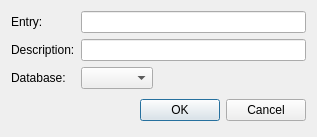
Qt form app/desktop/ui/dbase_entry.ui (neuviemeporte/wynn) before a commit.
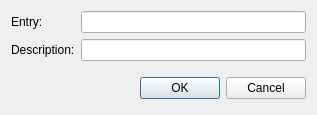
The same form after that commit.

Commit message:
Implement design
Implemented entry add, remove and part of copy/move operation.

Patch:
```diff
--- a/app/desktop/ui/dbase_entry.ui
+++ b/app/desktop/ui/dbase_entry.ui
@@ -7,7 +7,7 @@
     <x>0</x>
     <y>0</y>
     <width>317</width>
-    <height>133</height>
+    <height>115</height>
    </rect>
   </property>
   <property name="sizePolicy">
@@ -45,33 +45,6 @@
      <item row="1" column="1">
       <widget class="QLineEdit" name="descEdit"/>
      </item>
-     <item row="2" column="0">
-      <widget class="QLabel" name="label_5">
-       <property name="text">
-        <string>Database:</string>
-       </property>
-      </widget>
-     </item>
-     <item row="2" column="1">
-      <layout class="QHBoxLayout" name="horizontalLayout">
-       <item>
-        <widget class="QComboBox" name="dbaseCombo"/>
-       </item>
-       <item>
-        <spacer name="horizontalSpacer">
-         <property name="orientation">
-          <enum>Qt::Horizontal</enum>
-         </property>
-         <property name="sizeHint" stdset="0">
-          <size>
-           <width>0</width>
-           <height>0</height>
-          </size>
-         </property>
-        </spacer>
-       </item>
-      </layout>
-     </item>
     </layout>
    </item>
    <item>
```
Left out of the diff: 11 changed lines with no effect on the pictures. The commit also changes 6 other files.
